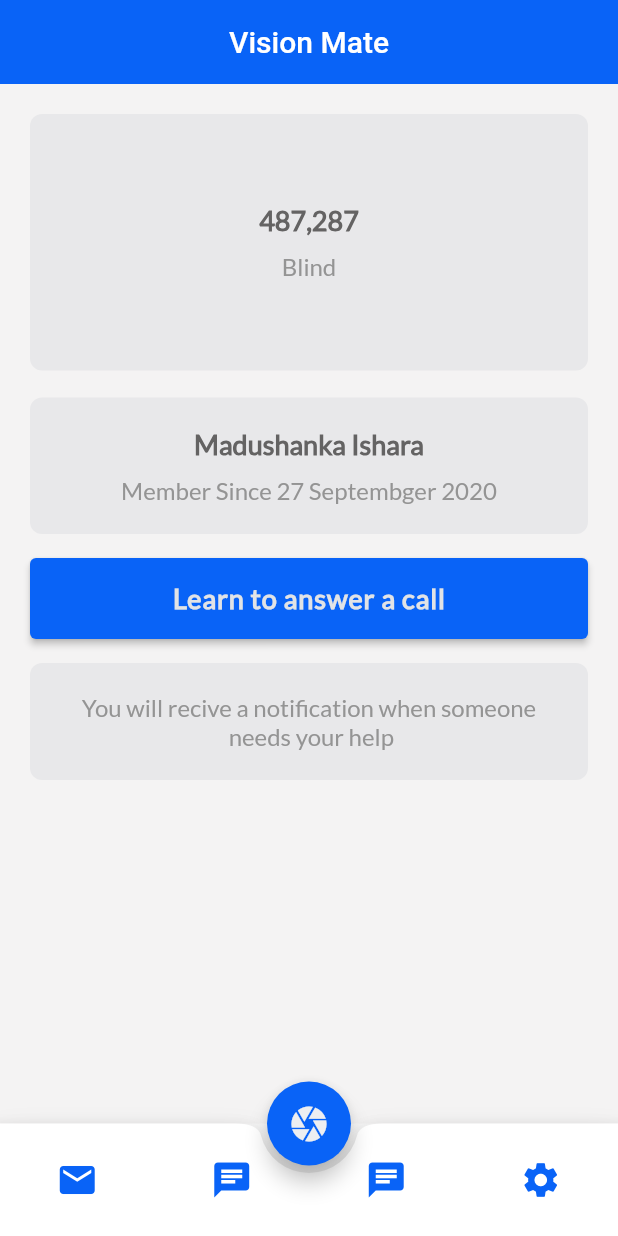
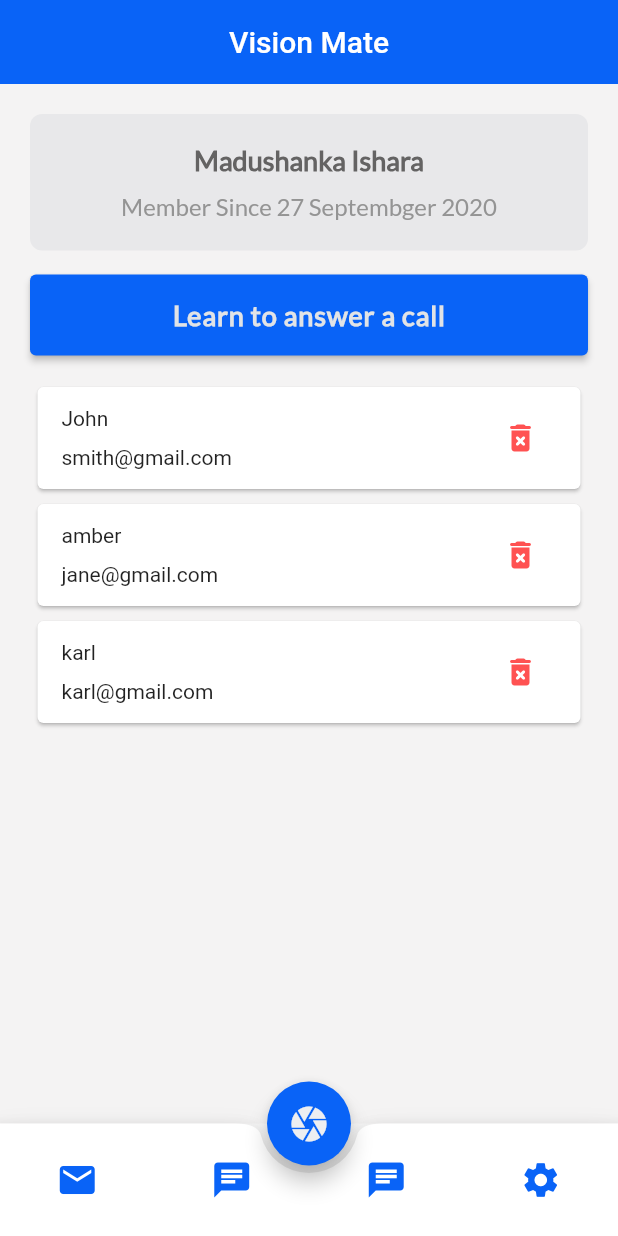
Before and after one commit to Ishara71213/app, a Flutter app: the screen it shows after launch, on a phone screen of 412 x 824 dp. Run offline on Flutter 3.47's test engine with Material 2 defaults, Android fonts, the phone set to English and light mode, and no system bars; our stand-ins replace firebase_core; accounts and stored records are empty.

Commit message:
startWorking-05-14

```diff
--- a/lib/main.dart
+++ b/lib/main.dart
@@ -1,4 +1,6 @@
 import 'package:flutter/material.dart';
+import 'testing/testOne/request.dart';
+import 'testing/testOne/req_card.dart';
 
 void main() {
   runApp(const MaterialApp(
@@ -6,8 +8,19 @@ void main() {
   ));
 }
 
-class Home extends StatelessWidget {
+class Home extends StatefulWidget {
   const Home({super.key});
+
+  @override
+  State<Home> createState() => _HomeState();
+}
+
+class _HomeState extends State<Home> {
+  List<Request> req = [
+    Request(name: 'John', email: 'smith@gmail.com'),
+    Request(name: 'amber', email: 'jane@gmail.com'),
+    Request(name: 'karl', email: 'karl@gmail.com'),
+  ];
 
   @override
   Widget build(BuildContext context) {
@@ -24,38 +37,38 @@ class Home extends StatelessWidget {
           child: Column(
             crossAxisAlignment: CrossAxisAlignment.stretch,
             children: <Widget>[
-              Container(
-                margin: const EdgeInsets.only(bottom: 18),
-                padding: const EdgeInsets.fromLTRB(0, 60, 0, 60),
-                decoration: BoxDecoration(
-                    color: const Color.fromARGB(255, 232, 232, 234),
-                    borderRadius: BorderRadius.circular(8)),
-                child: Column(
-                  //Name card
-                  crossAxisAlignment: CrossAxisAlignment.center,
-                  children: const <Widget>[
-                    Padding(
-                      padding: EdgeInsets.only(bottom: 10),
-                      child: Text(
-                        "487,287",
-                        style: TextStyle(
-                            fontSize: 18,
-                            color: Color.fromARGB(255, 100, 99, 99),
-                            fontFamily: 'Lato',
-                            fontWeight: FontWeight.w600),
-                      ),
-                    ),
-                    Text(
-                      "Blind",
-                      style: TextStyle(
-                          fontSize: 16,
-                          fontFamily: 'Lato',
-                          color: Color.fromARGB(255, 148, 148, 148),
-                          fontWeight: FontWeight.w400),
-                    )
-                  ],
-                ),
-              ),
+              // Container(
+              //   margin: const EdgeInsets.only(bottom: 18),
+              //   padding: const EdgeInsets.fromLTRB(0, 60, 0, 60),
+              //   decoration: BoxDecoration(
+              //       color: const Color.fromARGB(255, 232, 232, 234),
+              //       borderRadius: BorderRadius.circular(8)),
+              //   child: Column(
+              //     //Name card
+              //     crossAxisAlignment: CrossAxisAlignment.center,
+              //     children: const <Widget>[
+              //       Padding(
+              //         padding: EdgeInsets.only(bottom: 10),
+              //         child: Text(
+              //           "487,287",
+              //           style: TextStyle(
+              //               fontSize: 18,
+              //               color: Color.fromARGB(255, 100, 99, 99),
+              //               fontFamily: 'Lato',
+              //               fontWeight: FontWeight.w600),
+              //         ),
+              //       ),
+              //       Text(
+              //         "Blind",
+              //         style: TextStyle(
+              //             fontSize: 16,
+              //             fontFamily: 'Lato',
+              //             color: Color.fromARGB(255, 148, 148, 148),
+              //             fontWeight: FontWeight.w400),
+              //       )
+              //     ],
+              //   ),
+              // ),
               Container(
                 padding: const EdgeInsets.fromLTRB(0, 20, 0, 20),
                 decoration: BoxDecoration(
@@ -107,27 +120,39 @@ class Home extends StatelessWidget {
                           letterSpacing: 0.6),
                     )),
               ),
-              Container(
-                padding: const EdgeInsets.fromLTRB(0, 20, 0, 20),
-                decoration: BoxDecoration(
-                    color: const Color.fromARGB(255, 232, 232, 234),
-                    borderRadius: BorderRadius.circular(8)),
-                child: Column(
-                  //Name card
-                  crossAxisAlignment: CrossAxisAlignment.center,
-                  children: const <Widget>[
-                    Text(
-                      "You will recive a notification when someone \n needs your help",
-                      textAlign: TextAlign.center,
-                      style: TextStyle(
-                          fontSize: 16,
-                          fontFamily: 'Lato',
-                          color: Color.fromARGB(255, 148, 148, 148),
-                          fontWeight: FontWeight.w400),
-                    )
-                  ],
-                ),
-              ),
+              // Container(
+              //   padding: const EdgeInsets.fromLTRB(0, 20, 0, 20),
+              //   decoration: BoxDecoration(
+              //       color: const Color.fromARGB(255, 232, 232, 234),
+              //       borderRadius: BorderRadius.circular(8)),
+              //   child: Column(
+              //     //Name card
+              //     crossAxisAlignment: CrossAxisAlignment.center,
+              //     children: const <Widget>[
+              //       Text(
+              //         "You will recive a notification when someone \n needs your help",
+              //         textAlign: TextAlign.center,
+              //         style: TextStyle(
+              //             fontSize: 16,
+              //             fontFamily: 'Lato',
+              //             color: Color.fromARGB(255, 148, 148, 148),
+              //             fontWeight: FontWeight.w400),
+              //       )
+              //     ],
+              //   ),
+              // ),
+              Column(
+                children: req
+                    .map((r) => ReqTemplate(
+                          request: r,
+                          delete: () {
+                            setState(() {
+                              req.remove(r);
+                            });
+                          },
+                        ))
+                    .toList(),
+              )
             ],
           )),
       floatingActionButton: FloatingActionButton(
@@ -137,12 +162,7 @@ class Home extends StatelessWidget {
             Icons.camera,
             size: 28,
             color: Color.fromARGB(255, 237, 238, 241),
-          )
-          // child: const Text(
-          //   '+',
-          //   style: TextStyle(fontSize: 30),
-          // ),
-          ),
+          )),
       floatingActionButtonLocation: FloatingActionButtonLocation.centerDocked,
       bottomNavigationBar: BottomAppBar(
         notchMargin: 5.0,
--- /dev/null
+++ b/lib/testing/testOne/req_card.dart
@@ -0,0 +1,37 @@
+import 'package:flutter/material.dart';
+import 'request.dart';
+
+class ReqTemplate extends StatelessWidget {
+  final Request? request;
+  final Function delete;
+  const ReqTemplate({super.key, this.request, required this.delete});
+
+  @override
+  Widget build(BuildContext context) {
+    return Card(
+      margin: const EdgeInsets.all(5),
+      child: Padding(
+        padding: const EdgeInsets.symmetric(vertical: 10, horizontal: 16),
+        child: Row(
+          mainAxisAlignment: MainAxisAlignment.spaceBetween,
+          children: [
+            Column(
+                crossAxisAlignment: CrossAxisAlignment.start,
+                children: <Widget>[
+                  Text("${request?.name}"),
+                  const SizedBox(
+                    height: 10,
+                  ),
+                  Text('${request?.email}'),
+                ]),
+            IconButton(
+              onPressed: () => delete(),
+              icon: const Icon(Icons.delete_forever_rounded),
+              color: Colors.redAccent,
+            )
+          ],
+        ),
+      ),
+    );
+  }
+}
--- /dev/null
+++ b/lib/testing/testOne/request.dart
@@ -0,0 +1,6 @@
+class Request {
+  String? name;
+  String? email;
+
+  Request({this.name, this.email});
+}
--- /dev/null
+++ b/lib/testing/testOne/request_model.dart
@@ -0,0 +1,7 @@
+import 'request.dart';
+
+List<dynamic> req = [
+  Request(name: 'John', email: 'smith@gmail.com'),
+  Request(name: 'amber', email: 'jane@gmail.com'),
+  Request(name: 'karl', email: 'karl@gmail.com'),
+];
```
Also changed, not shown: lib/testing/testOne/requesCard.dart (added).
